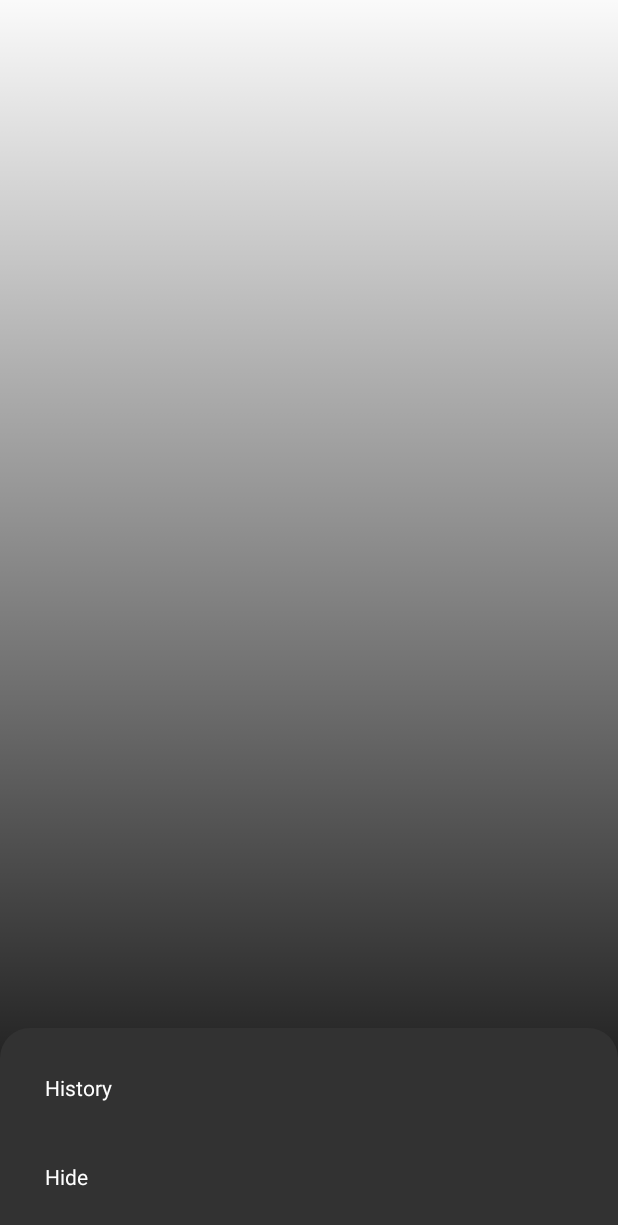
After one commit to sergioloc/wordle-games, an Android app: the layout dialog_bottom.xml on its own in the app's theme, with its tools: preview values and no code run, on a phone screen of 412 x 824 dp. The commit adds this screen. Shown: the top 1225 px of the screen. Run offline under Robolectric (Android 15) with nearby library versions, the phone set to English and light mode, and no system bars.

Commit message:
New bottom dialog component

```diff
--- /dev/null
+++ b/app/src/main/res/anim/fade_in.xml
@@ -0,0 +1,5 @@
+<?xml version="1.0" encoding="utf-8"?>
+<alpha xmlns:android="http://schemas.android.com/apk/res/android"
+    android:fromAlpha="0.0"
+    android:toAlpha="1.0"
+    android:duration="@android:integer/config_mediumAnimTime" />
--- /dev/null
+++ b/app/src/main/res/anim/fade_out.xml
@@ -0,0 +1,5 @@
+<?xml version="1.0" encoding="utf-8"?>
+<alpha xmlns:android="http://schemas.android.com/apk/res/android"
+    android:fromAlpha="1.0"
+    android:toAlpha="0.0"
+    android:duration="@android:integer/config_mediumAnimTime" />
--- /dev/null
+++ b/app/src/main/res/anim/slide_in_bottom.xml
@@ -0,0 +1,6 @@
+<?xml version="1.0" encoding="utf-8"?>
+<set xmlns:android="http://schemas.android.com/apk/res/android">
+<translate android:fromYDelta="100%p" android:toYDelta="0%p"
+    android:fillAfter="true"
+    android:duration="@android:integer/config_mediumAnimTime"/>
+</set>
--- /dev/null
+++ b/app/src/main/res/anim/slide_out_bottom.xml
@@ -0,0 +1,6 @@
+<?xml version="1.0" encoding="utf-8"?>
+<set xmlns:android="http://schemas.android.com/apk/res/android">
+    <translate android:fromYDelta="0%p" android:toYDelta="100%p"
+        android:fillAfter="true"
+        android:duration="@android:integer/config_mediumAnimTime"/>
+</set>
--- /dev/null
+++ b/app/src/main/res/drawable/card_top_gray.xml
@@ -0,0 +1,10 @@
+<?xml version="1.0" encoding="utf-8"?>
+<shape xmlns:android="http://schemas.android.com/apk/res/android"
+    android:shape="rectangle" android:padding="10dp">
+    <solid android:color="@color/gray"/>
+    <corners
+        android:topLeftRadius="20dp"
+        android:topRightRadius="20dp"
+        android:bottomLeftRadius="0dp"
+        android:bottomRightRadius="0dp"/>
+</shape>
--- /dev/null
+++ b/app/src/main/res/drawable/gradient_black.xml
@@ -0,0 +1,12 @@
+<?xml version="1.0" encoding="utf-8"?>
+<selector xmlns:android="http://schemas.android.com/apk/res/android">
+    <item>
+        <shape>
+            <gradient
+                android:angle="90"
+                android:startColor="#000000"
+                android:endColor="#00000000"
+                android:type="linear" />
+        </shape>
+    </item>
+</selector>
--- /dev/null
+++ b/app/src/main/res/layout/dialog_bottom.xml
@@ -0,0 +1,47 @@
+<?xml version="1.0" encoding="utf-8"?>
+<androidx.constraintlayout.widget.ConstraintLayout
+    xmlns:android="http://schemas.android.com/apk/res/android"
+    xmlns:app="http://schemas.android.com/apk/res-auto"
+    android:layout_width="match_parent"
+    android:layout_height="match_parent">
+
+    <ImageView
+        android:id="@+id/ivGradient"
+        android:layout_width="match_parent"
+        android:layout_height="match_parent"
+        android:background="@drawable/gradient_black"
+        android:contentDescription="@null"/>
+
+    <androidx.constraintlayout.widget.ConstraintLayout
+        android:id="@+id/clFrame"
+        android:layout_width="match_parent"
+        android:layout_height="wrap_content"
+        app:layout_constraintBottom_toBottomOf="parent"
+        android:background="@drawable/card_top_gray">
+
+        <TextView
+            android:id="@+id/tvHistory"
+            android:layout_width="match_parent"
+            android:layout_height="wrap_content"
+            app:layout_constraintTop_toTopOf="parent"
+            app:layout_constraintBottom_toTopOf="@id/tvHide"
+            android:layout_marginHorizontal="20dp"
+            android:layout_marginVertical="20dp"
+            android:padding="10dp"
+            android:textColor="@color/white"
+            android:text="@string/history"/>
+
+        <TextView
+            android:id="@+id/tvHide"
+            android:layout_width="match_parent"
+            android:layout_height="wrap_content"
+            app:layout_constraintBottom_toBottomOf="parent"
+            android:layout_marginHorizontal="20dp"
+            android:layout_marginBottom="20dp"
+            android:padding="10dp"
+            android:textColor="@color/white"
+            android:text="@string/hide"/>
+
+    </androidx.constraintlayout.widget.ConstraintLayout>
+
+</androidx.constraintlayout.widget.ConstraintLayout>
--- a/app/src/main/res/values/strings.xml
+++ b/app/src/main/res/values/strings.xml
@@ -9,4 +9,6 @@
     <string name="cancel">Cancel</string>
     <string name="paste">Paste</string>
     <string name="save">Save</string>
+    <string name="history">History</string>
+    <string name="hide">Hide</string>
 </resources>
```
Also changed, not shown: app/src/main/java/com/slc/wordlegames/ui/dialog/BottomDialog.kt (added, +43 -0 lines).
